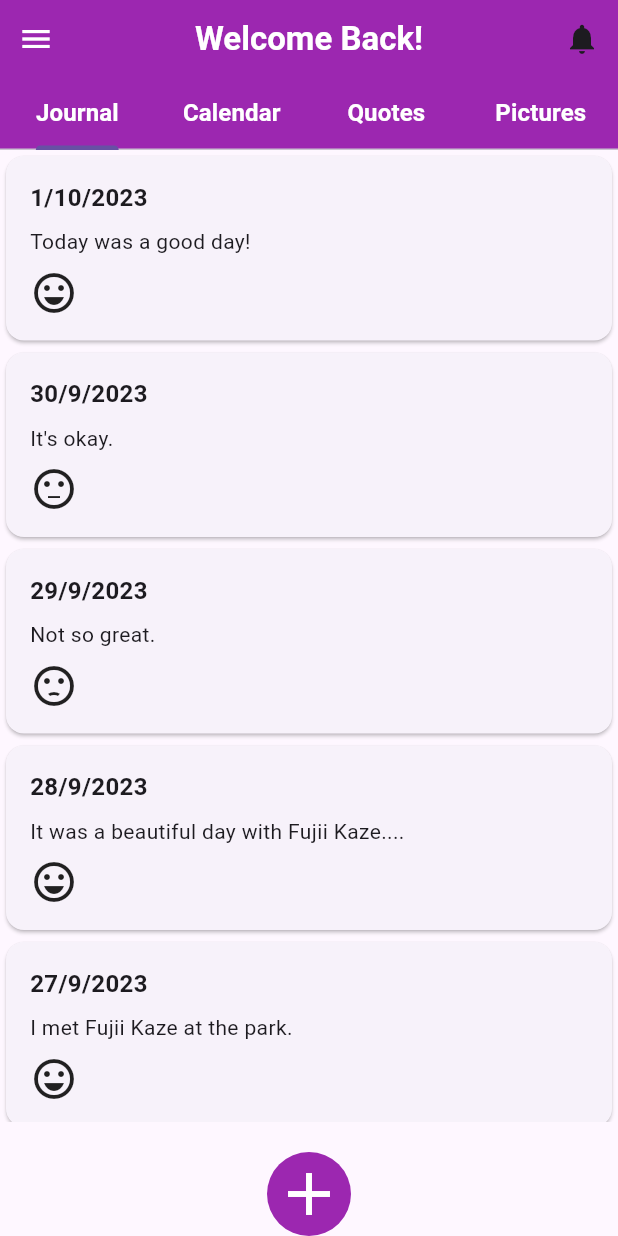
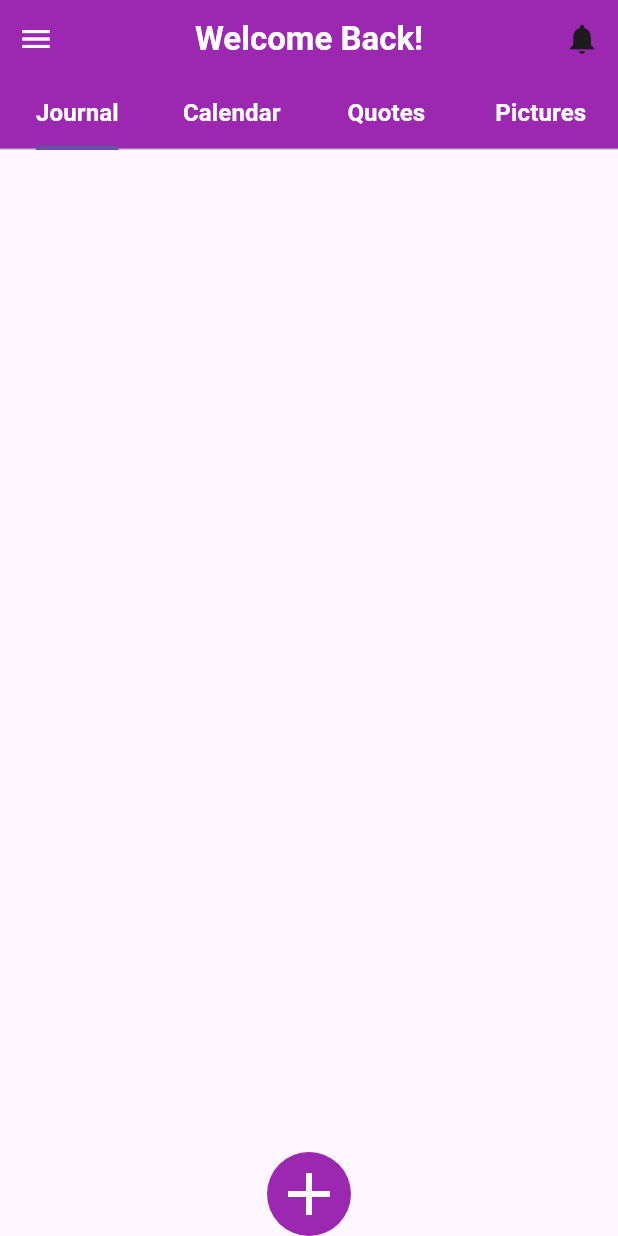
Before and after one commit to dvadell/journey, a Flutter app: the screen it shows after launch, on a phone screen of 412 x 824 dp. Run offline on Flutter 3.47's test engine with Material 3 defaults, Android fonts, the phone set to English and light mode, and no system bars; our stand-ins replace sqflite; accounts and stored records are empty.

Commit message:
It works with sqflite now! - fixed dates

```diff
--- a/lib/home_page.dart
+++ b/lib/home_page.dart
@@ -31,7 +31,7 @@ class _JournalHomeState extends State<JournalHome> with SingleTickerProviderStat
   @override
   void initState() {
     super.initState();
-    _tabController = TabController(length: 5, vsync: this);
+    _tabController = TabController(length: 4, vsync: this);
   }
 
   // Dispose of the tab controller when the widget is disposed
--- a/lib/journal.dart
+++ b/lib/journal.dart
@@ -1,6 +1,8 @@
 import 'package:flutter/material.dart';
+import 'package:sqflite/sqflite.dart';
+import 'package:path/path.dart';
+import 'components/journal_card.dart';
 import 'journal/edit.dart'; // Import the new screen file
-import 'components/journal_card.dart';
 
 class JournalContent extends StatefulWidget {
   @override
@@ -8,17 +10,41 @@ class JournalContent extends StatefulWidget {
 }
 
 class _JournalContentState extends State<JournalContent> {
-  final List<JournalEntry> journalEntries = [
-    JournalEntry(date: DateTime(2023, 10, 1), text: "Today was a good day!", mood: "happy"),
-    JournalEntry(date: DateTime(2023, 9, 30), text: "It's okay.", mood: "neutral"),
-    JournalEntry(date: DateTime(2023, 9, 29), text: "Not so great.", mood: "sad"),
-    JournalEntry(date: DateTime(2023, 9, 28), text: "It was a beautiful day with Fujii Kaze....", mood: "happy"),
-    JournalEntry(date: DateTime(2023, 9, 27), text: "I met Fujii Kaze at the park.", mood: "happy"),
-    JournalEntry(date: DateTime(2023, 9, 26), text: "Un dia fome.", mood: "neutral"),
-    JournalEntry(date: DateTime(2023, 9, 25), text: "Not so great.", mood: "sad"),
-    JournalEntry(date: DateTime(2023, 9, 24), text: "Tuve un dia genial!!! \o/.", mood: "happy"),
-    JournalEntry(date: DateTime(2023, 9, 23), text: "Not so great.", mood: "neutral"),
-  ];
+  final List<JournalEntry> journalEntries = [];
+
+  @override
+  void initState() {
+    super.initState();
+    fetchJournalEntries();
+  }
+
+  Future<void> fetchJournalEntries() async {
+    // Open the database and fetch entries
+    var db = await openDatabase(
+      join(await getDatabasesPath(), 'journal_database.db'),
+      version: 1,
+    );
+
+    List<Map<String, dynamic>> entries = await db.rawQuery('SELECT * FROM entries');
+
+    setState(() {
+      journalEntries.clear();
+      for (var entry in entries) {
+        print('DMV: Adding entry');
+        try {
+          journalEntries.add(
+            JournalEntry(
+              date: DateTime.parse(entry['date']),
+              text: entry['content'],
+              mood: entry['mood'].toLowerCase(),
+            ),
+          );
+        } catch (e) {
+          print('DMV: invalid entry $entry: $e');
+        };
+      }
+    });
+  }
 
   @override
   Widget build(BuildContext context) {
@@ -68,6 +94,5 @@ class JournalEntry {
   final DateTime date;
   final String text;
   final String mood;
-
   JournalEntry({required this.date, required this.text, required this.mood});
 }
--- a/lib/journal/edit.dart
+++ b/lib/journal/edit.dart
@@ -61,7 +61,7 @@ class _EditJournalEntryScreenState extends State<EditJournalEntryScreen> {
               'Date',
               style: TextStyle(fontSize: 18.0, fontWeight: FontWeight.bold),
             ),
-            Text(DateFormat.yMd().format(DateTime.now())),
+            Text(DateFormat('yyyy-MM-dd').format(DateTime.now())),
 
             // Mood selection
             SizedBox(height: 20),
@@ -109,7 +109,7 @@ class _EditJournalEntryScreenState extends State<EditJournalEntryScreen> {
           INSERT INTO entries (date, mood, content)
           VALUES (?, ?, ?)
         ''', [
-          DateFormat.yMd().format(DateTime.now()),
+          DateFormat('yyyy-MM-dd').format(DateTime.now()),
           _selectedMood,
           _textEditingController.text
         ]);
```
